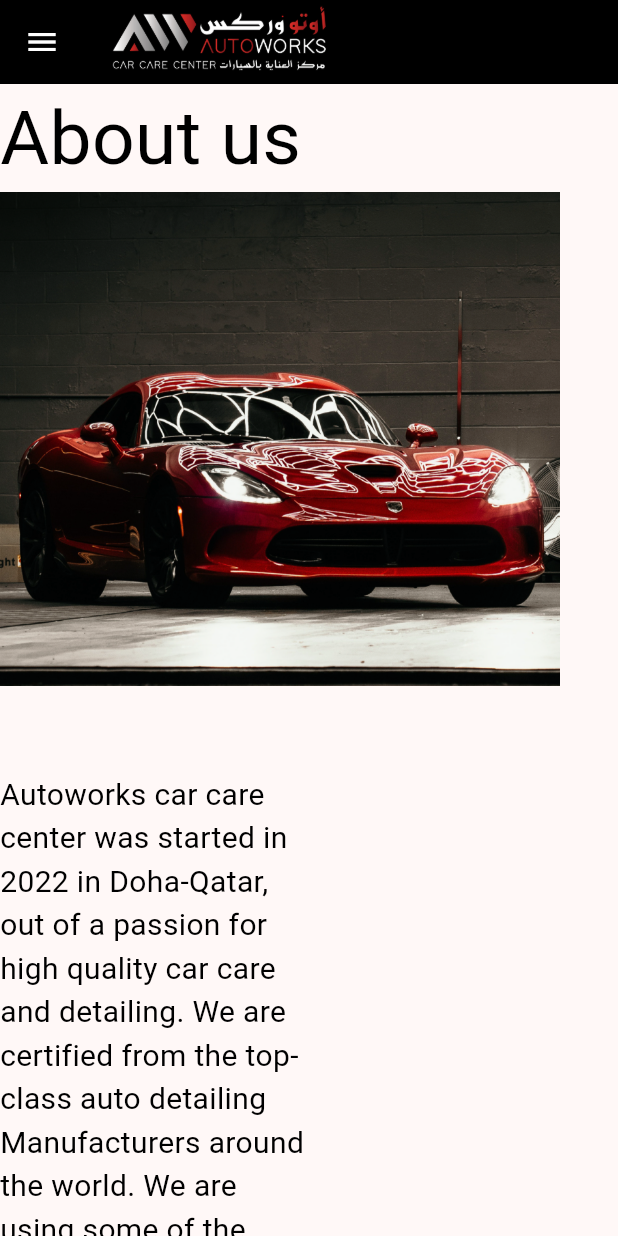
After one commit to ededin/autoworks, a Flutter app: the AboutUsPage screen opened directly, on a phone screen of 412 x 824 dp. The commit adds this screen. Run offline on Flutter 3.47's test engine with Material 3 defaults, Android fonts, the phone set to English and light mode, and no system bars; our stand-ins replace fluttericon, google_fonts, intl_phone_number_input; Roboto replaces fonts that are missing (Questrial).

Commit message:
code push auto works nevigation

```diff
--- /dev/null
+++ b/lib/ui/home/view/about_us.dart
@@ -0,0 +1,63 @@
+import '../../../all_packages.dart';
+
+class AboutUsPage extends StatefulWidget {
+  const AboutUsPage({super.key});
+
+  @override
+  State<AboutUsPage> createState() => _AboutUsPageState();
+}
+
+class _AboutUsPageState extends State<AboutUsPage> {
+  @override
+  Widget build(BuildContext context) {
+    return Scaffold(
+      drawer: constants.isLaptop ? null : const MenuDrawer(),
+      appBar: constants.isLaptop
+          ? null
+          : AppBar(
+              backgroundColor: Colors.black,
+              foregroundColor: Colors.white,
+              title: Image.asset(
+                'assets/images/logo.png',
+                height: 50,
+              ),
+            ),
+      body: SingleChildScrollView(
+        child: Wrap(
+          children: [
+            // const SizedBox(height: 100),
+            const Text(
+              "About us",
+              style: TextStyle(
+                fontSize: 50,
+                color: Colors.black,
+              ),
+            ),
+            Wrap(
+              // mainAxisAlignment: MainAxisAlignment.spaceEvenly,
+              children: [
+                Image.asset(
+                  height: 0.4.sh,
+                  // width: 200,
+                  'assets/images/car1.png',
+                ),
+                SizedBox(
+                  width: 0.5.sw,
+                  height: 0.5.sh,
+                  child: const Text(
+                    "\n\nAutoworks car care center was started in 2022 in Doha-Qatar, out of a passion for high quality car care and detailing. We are certified from the top-class auto detailing Manufacturers around the world. We are using some of the most professional and top- class products in the market that we personally tested and used professionally to ensure the best high-quality, long-lasting results along with our well-trained staff to give the best service for your automobile. Our center is well prepared with the best environment for the clients cars along with the 24hr CCTV for safety and security. Our main goal is to achieve the best detailing and protection results for the cars and to make the clients feel satisfied.",
+                    textAlign: TextAlign.left,
+                    style: TextStyle(
+                      fontSize: 20,
+                      color: Colors.black,
+                    ),
+                  ),
+                ),
+              ],
+            ),
+          ],
+        ),
+      ),
+    );
+  }
+}
```
Also changed, not shown: lib/ui/home/view/contact_us.dart (added, +113 -0 lines), lib/ui/home/view/contents.dart (+7 -1 lines), lib/ui/home/view/home_page.dart (+9 -5 lines), lib/ui/home/view/menudrawer.dart (+61 -12 lines), lib/ui/home/view/our_team.dart (added, +61 -0 lines), lib/ui/home/view/services.dart (added, +94 -0 lines), lib/ui/home/view/shop.dart (added, +36 -0 lines), pubspec.lock.
